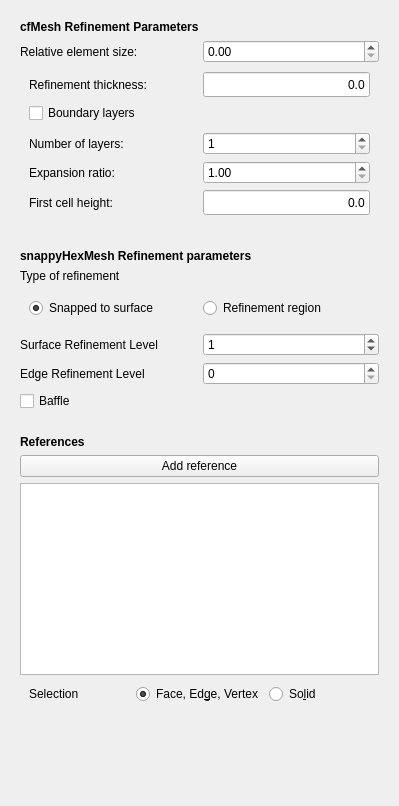
Before: the Qt Designer form TaskPanelCfdMeshRegion.ui in jaheyns/CfdOF, drawn with Qt 5.
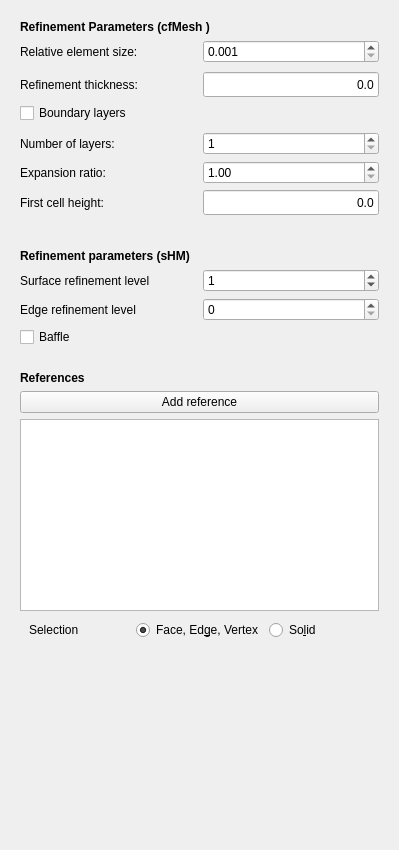
After: the same form once the commit is applied. Custom widgets are drawn as their Qt base class.

Commit message: CFD: Restructured cart mesh and ported to case builder

Patch:
```diff
--- a/TaskPanelCfdMeshRegion.ui
+++ b/TaskPanelCfdMeshRegion.ui
@@ -7,7 +7,7 @@
     <x>0</x>
     <y>0</y>
     <width>399</width>
-    <height>806</height>
+    <height>850</height>
    </rect>
   </property>
   <property name="windowTitle">
@@ -32,7 +32,7 @@
          </font>
         </property>
         <property name="text">
-         <string>cfMesh Refinement Parameters</string>
+         <string>Refinement Parameters (cfMesh )</string>
         </property>
        </widget>
       </item>
@@ -54,9 +54,15 @@
          <number>0</number>
         </property>
         <layout class="QGridLayout" name="gridLayout_4">
+         <property name="leftMargin">
+          <number>0</number>
+         </property>
          <property name="topMargin">
           <number>3</number>
          </property>
+         <property name="rightMargin">
+          <number>0</number>
+         </property>
          <property name="bottomMargin">
           <number>5</number>
          </property>
@@ -258,6 +264,12 @@
         </item>
         <item>
          <widget class="QDoubleSpinBox" name="if_rellen">
+          <property name="decimals">
+           <number>3</number>
+          </property>
+          <property name="minimum">
+           <double>0.001000000000000</double>
+          </property>
           <property name="maximum">
            <double>1.000000000000000</double>
           </property>
@@ -280,13 +292,6 @@
       <enum>QFrame::Raised</enum>
      </property>
      <layout class="QGridLayout" name="gridLayout_9">
-      <item row="1" column="0">
-       <widget class="QLabel" name="label_7">
-        <property name="text">
-         <string>Type of refinement</string>
-        </property>
-       </widget>
-      </item>
       <item row="0" column="0">
        <widget class="QLabel" name="label_5">
         <property name="font">
@@ -296,51 +301,16 @@
          </font>
         </property>
         <property name="text">
-         <string>snappyHexMesh Refinement parameters</string>
+         <string>Refinement parameters (sHM)</string>
         </property>
        </widget>
       </item>
-      <item row="2" column="0">
-       <widget class="QFrame" name="frame">
-        <property name="frameShape">
-         <enum>QFrame::NoFrame</enum>
-        </property>
-        <property name="frameShadow">
-         <enum>QFrame::Raised</enum>
-        </property>
-        <layout class="QGridLayout" name="gridLayout_12">
-         <item row="1" column="0">
-          <widget class="QRadioButton" name="snapRadio">
-           <property name="enabled">
-            <bool>true</bool>
-           </property>
-           <property name="text">
-            <string>Snapped to surface</string>
-           </property>
-           <property name="checked">
-            <bool>true</bool>
-           </property>
-          </widget>
-         </item>
-         <item row="1" column="1">
-          <widget class="QRadioButton" name="refineRadio">
-           <property name="text">
-            <string>Refinement region</string>
-           </property>
-           <property name="checked">
-            <bool>false</bool>
-           </property>
-          </widget>
-         </item>
-        </layout>
-       </widget>
-      </item>
-      <item row="3" column="0">
+      <item row="1" column="0">
        <layout class="QGridLayout" name="gridLayout_8">
         <item row="1" column="0">
          <widget class="QLabel" name="label">
           <property name="text">
-           <string>Surface Refinement Level</string>
+           <string>Surface refinement level</string>
           </property>
           <property name="wordWrap">
            <bool>true</bool>
@@ -360,7 +330,7 @@
         <item row="2" column="0">
          <widget class="QLabel" name="label_3">
           <property name="text">
-           <string>Edge Refinement Level</string>
+           <string>Edge refinement level</string>
           </property>
          </widget>
         </item>
```
Left out of the diff: 19 changed lines with no effect on the pictures. The commit also changes 48 other files.
